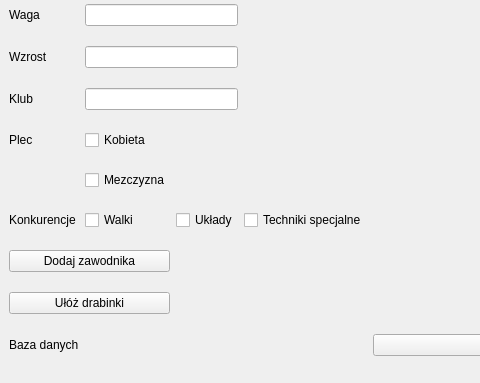
Above: mainwindow.ui from maciejszczesny/segregator before the change; both pictures show x 0 to 480 and y 145 to 528 of the 646 by 528 pixel window. Below: the same form after it.
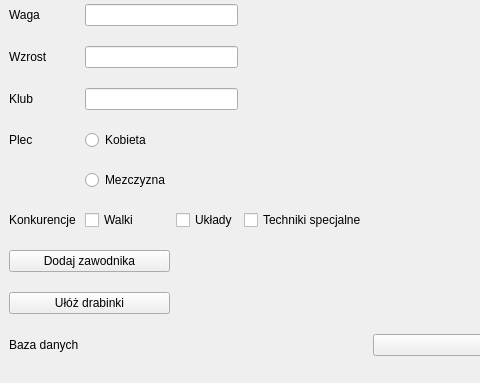
That is the form after the change.

The edit to the form file:
```diff
--- a/mainwindow.ui
+++ b/mainwindow.ui
@@ -74,13 +74,6 @@
       </property>
      </widget>
     </item>
-    <item row="7" column="1">
-     <widget class="QCheckBox" name="checkBoxMan">
-      <property name="text">
-       <string>Mezczyzna</string>
-      </property>
-     </widget>
-    </item>
     <item row="10" column="0" colspan="2">
      <widget class="QPushButton" name="CreateTable">
       <property name="text">
@@ -102,13 +95,6 @@
       </property>
      </widget>
     </item>
-    <item row="6" column="1">
-     <widget class="QCheckBox" name="checkBoxWoman">
-      <property name="text">
-       <string>Kobieta</string>
-      </property>
-     </widget>
-    </item>
     <item row="11" column="0">
      <widget class="QLabel" name="CheckBase">
       <property name="text">
@@ -178,6 +164,20 @@
       </property>
      </spacer>
     </item>
+    <item row="6" column="1">
+     <widget class="QRadioButton" name="RadioWoman">
+      <property name="text">
+       <string>Kobieta</string>
+      </property>
+     </widget>
+    </item>
+    <item row="7" column="1">
+     <widget class="QRadioButton" name="RadioMan">
+      <property name="text">
+       <string>Mezczyzna</string>
+      </property>
+     </widget>
+    </item>
    </layout>
   </widget>
  </widget>
```
